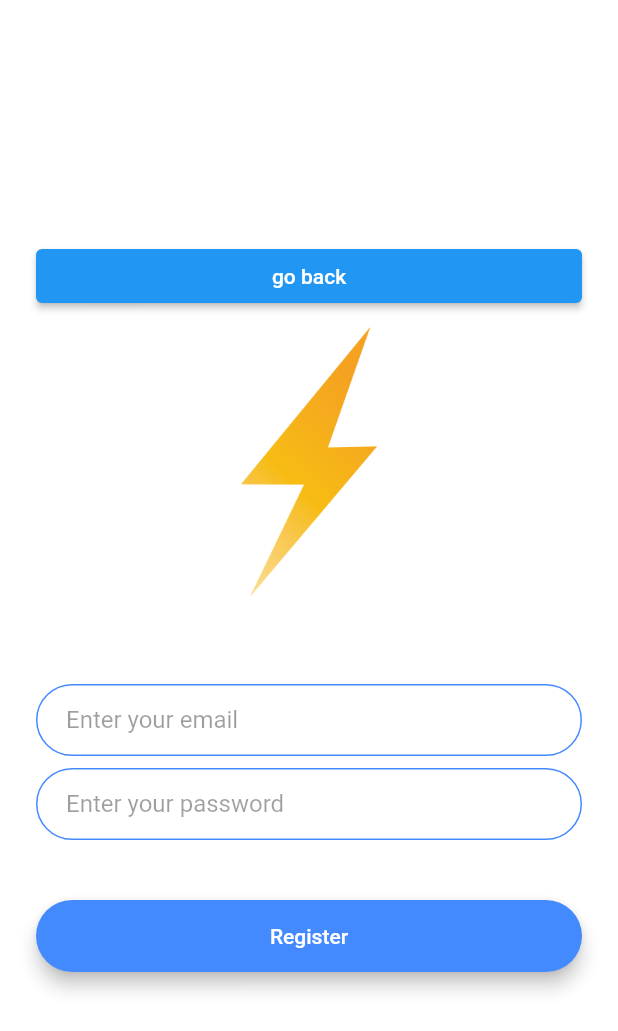
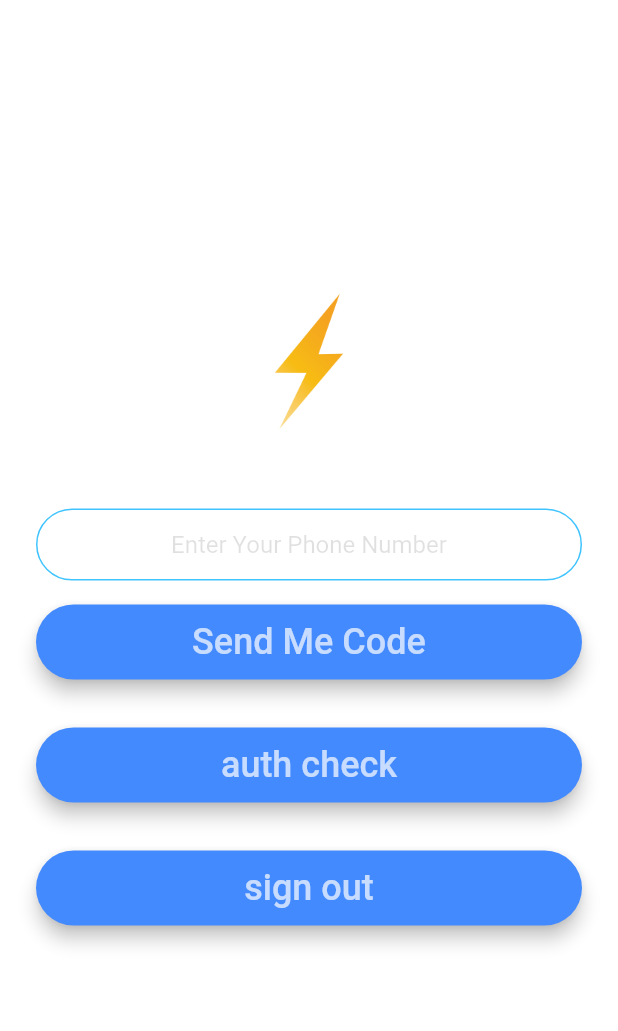
Before and after one commit to armaganp/flash-chat-flutter, a Flutter app: the screen it shows after launch, after a tap on "Register", on a phone screen of 412 x 824 dp. Shown: the top 1031 px of the screen. Run offline on Flutter 3.47's test engine with Material 2 defaults, Android fonts, the phone set to English and light mode, and no system bars; our stand-ins replace animated_text_kit, cloud_firestore, firebase_auth, firebase_core; accounts and stored records are empty.

```diff
--- /dev/null
+++ b/lib/components/buttons.dart
@@ -0,0 +1,35 @@
+import 'package:flash_chat/constants.dart';
+import 'package:flutter/material.dart';
+
+class Cbutton extends StatelessWidget {
+  final Color vColor;
+  final Function fPressed;
+  final String vText;
+  Cbutton({
+    this.vColor = Colors.blueAccent,
+    @required this.fPressed,
+    @required this.vText,
+  });
+
+  @override
+  Widget build(BuildContext context) {
+    return Padding(
+      padding: EdgeInsets.symmetric(vertical: 16.0),
+      child: Material(
+        elevation: 5.0,
+        color: vColor,
+        borderRadius: BorderRadius.circular(30.0),
+        child: MaterialButton(
+          onPressed: fPressed,
+          minWidth: 200.0,
+          height: 50.0,
+          textColor: Colors.white70,
+          child: Text(
+            vText,
+            style: kCbuttonTextStyle,
+          ),
+        ),
+      ),
+    );
+  }
+}
--- a/lib/constants.dart
+++ b/lib/constants.dart
@@ -14,6 +14,26 @@ const kMessageTextFieldDecoration = InputDecoration(
 
 const kMessageContainerDecoration = BoxDecoration(
   border: Border(
-    top: BorderSide(color: Colors.lightBlueAccent, width: 2.0),
+    top: BorderSide(color: Colors.lightBlueAccent, width: 2.5),
+    bottom: BorderSide(color: Colors.lightBlueAccent, width: 2.5),
   ),
 );
+const kCbuttonTextStyle = TextStyle(
+  fontSize: 24,
+);
+const kTextFileDecoration = InputDecoration(
+  hintText: null,
+  hintStyle: TextStyle(color: Colors.black12),
+  contentPadding: EdgeInsets.symmetric(vertical: 10.0, horizontal: 20.0),
+  border: OutlineInputBorder(
+    borderRadius: BorderRadius.all(Radius.circular(16.0)),
+  ),
+  enabledBorder: OutlineInputBorder(
+    borderSide: BorderSide(color: Colors.lightBlueAccent, width: 1.0),
+    borderRadius: BorderRadius.all(Radius.circular(32.0)),
+  ),
+  focusedBorder: OutlineInputBorder(
+    borderSide: BorderSide(color: Colors.lightBlueAccent, width: 3.0),
+    borderRadius: BorderRadius.all(Radius.circular(32.0)),
+  ),
+);
--- a/lib/main.dart
+++ b/lib/main.dart
@@ -3,16 +3,30 @@ import 'package:flash_chat/screens/welcome_screen.dart';
 import 'package:flash_chat/screens/login_screen.dart';
 import 'package:flash_chat/screens/registration_screen.dart';
 import 'package:flash_chat/screens/chat_screen.dart';
+import 'package:firebase_core/firebase_core.dart';
 
-void main() => runApp(FlashChat());
+void main() async {
+  WidgetsFlutterBinding.ensureInitialized();
+  try {
+    await Firebase.initializeApp();
+
+    runApp(FlashChat());
+    print('firebase init ok..');
+  } catch (e) {
+    print(e);
+  }
+}
 
 class FlashChat extends StatelessWidget {
   @override
   Widget build(BuildContext context) {
     return MaterialApp(
+        debugShowCheckedModeBanner: false,
         theme: ThemeData.dark().copyWith(
           textTheme: TextTheme(
-            bodyText1: TextStyle(color: Colors.black12),
+            bodyText1: TextStyle(
+              color: Colors.black12,
+            ),
           ),
         ),
         // home: WelcomeScreen(),
--- a/lib/screens/registration_screen.dart
+++ b/lib/screens/registration_screen.dart
@@ -1,4 +1,12 @@
+import 'package:flash_chat/components/buttons.dart';
+import 'package:flash_chat/constants.dart';
+import 'package:flash_chat/screens/chat_screen.dart';
 import 'package:flutter/material.dart';
+import 'package:flutter/services.dart';
+import 'package:flutter/widgets.dart';
+import 'package:firebase_core/firebase_core.dart';
+import 'package:cloud_firestore/cloud_firestore.dart';
+import 'package:firebase_auth/firebase_auth.dart';
 
 class RegistrationScreen extends StatefulWidget {
   static const String page_id = 'registration_screen';
@@ -7,9 +15,100 @@ class RegistrationScreen extends StatefulWidget {
 }
 
 class _RegistrationScreenState extends State<RegistrationScreen> {
+  var phoneNumber;
+  String smsCode;
+  String verificationId;
+  FirebaseAuth _iAuth = FirebaseAuth.instance;
+  dynamic _cancelListener;
+
+  Future<void> verifyPhone(dynamic phoneNumber) async {
+    await _iAuth.verifyPhoneNumber(
+      phoneNumber: phoneNumber,
+      verificationCompleted: (PhoneAuthCredential credential) async {
+        await _iAuth.signInWithCredential(credential);
+      },
+      verificationFailed: (FirebaseAuthException e) {
+        if (e.code == 'invalid-phone-number') {
+          print('phone number is not valid');
+        } else {
+          print('this: $e');
+        }
+      },
+      codeSent: (String verificationId, int resendToken) async {
+        smsCode = await smsDialogBox(context);
+        if (smsCode == null) {
+          showSnackbar('there is no smscode');
+        }
+        PhoneAuthCredential phoneAuthCredential = PhoneAuthProvider.credential(
+          verificationId: verificationId,
+          smsCode: smsCode,
+        );
+
+        await _iAuth.signInWithCredential(phoneAuthCredential);
+        Navigator.pushNamed(context, ChatScreen.page_id);
+      },
+      timeout: const Duration(seconds: 30),
+      codeAutoRetrievalTimeout: (String verificationId) {
+        print('timed out');
+        print(verificationId);
+      },
+    );
+  }
+
+  Future<String> smsDialogBox(BuildContext context) {
+    return showDialog(
+      context: context,
+      builder: (BuildContext context) {
+        return AlertDialog(
+          title: Text(
+            'Enter Sms Code',
+          ),
+          content: Container(
+            height: 100.0,
+            child: Column(
+              children: [
+                TextField(
+                  onChanged: (value) {
+                    smsCode = value;
+                  },
+                ),
+              ],
+            ),
+          ),
+          contentPadding: EdgeInsets.only(left: 32, right: 32),
+          actions: [
+            Center(
+              child: TextButton(
+                onPressed: () {
+                  Navigator.of(context).pop(smsCode);
+                },
+                child: Text('OK'),
+              ),
+            )
+          ],
+        );
+      },
+    );
+  }
+
+  showSnackbar(String msg) {
+    ScaffoldMessenger.of(context).showSnackBar(SnackBar(
+      content: Text(msg),
+      action: SnackBarAction(
+        textColor: Colors.amber,
+        label: 'message',
+        onPressed: () {},
+      ),
+      backgroundColor: Colors.lightBlueAccent,
+      behavior: SnackBarBehavior.fixed,
+      duration: Duration(seconds: 1),
+    ));
+  }
+
   @override
   Widget build(BuildContext context) {
     return Scaffold(
+      resizeToAvoidBottomInset: false,
       backgroundColor: Colors.white,
       body: Padding(
         padding: EdgeInsets.symmetric(horizontal: 24.0),
@@ -17,87 +116,58 @@ class _RegistrationScreenState extends State<RegistrationScreen> {
           mainAxisAlignment: MainAxisAlignment.center,
           crossAxisAlignment: CrossAxisAlignment.stretch,
           children: <Widget>[
-            ElevatedButton(
-              onPressed: () {
-                Navigator.pop(context);
-              },
-              child: Text('go back'),
-            ),
-            Container(
-              height: 200.0,
-              child: Image.asset('images/logo.png'),
+            Hero(
+              tag: 'logo',
+              child: Container(
+                height: 100.0,
+                child: Image.asset('images/logo.png'),
+              ),
             ),
             SizedBox(
               height: 48.0,
             ),
             TextField(
+              textAlign: TextAlign.center,
+              keyboardType: TextInputType.phone,
+              inputFormatters: <TextInputFormatter>[
+                FilteringTextInputFormatter.digitsOnly,
+              ],
+              style: TextStyle(color: Colors.black87),
               onChanged: (value) {
+                phoneNumber = '+90$value';
                 //Do something with the user input.
               },
-              decoration: InputDecoration(
-                hintText: 'Enter your email',
-                hintStyle: TextStyle(color: Colors.black38),
-                contentPadding:
-                    EdgeInsets.symmetric(vertical: 10.0, horizontal: 20.0),
-                border: OutlineInputBorder(
-                  borderRadius: BorderRadius.all(Radius.circular(32.0)),
-                ),
-                enabledBorder: OutlineInputBorder(
-                  borderSide: BorderSide(color: Colors.blueAccent, width: 1.0),
-                  borderRadius: BorderRadius.all(Radius.circular(32.0)),
-                ),
-                focusedBorder: OutlineInputBorder(
-                  borderSide: BorderSide(color: Colors.blueAccent, width: 2.0),
-                  borderRadius: BorderRadius.all(Radius.circular(32.0)),
-                ),
-              ),
+              decoration: kTextFileDecoration.copyWith(
+                  hintText: 'Enter Your Phone Number'),
             ),
-            SizedBox(
-              height: 8.0,
+            Cbutton(
+              vColor: Colors.blueAccent,
+              vText: 'Send Me Code',
+              fPressed: () {
+                verifyPhone(phoneNumber);
+              },
             ),
-            TextField(
-              onChanged: (value) {
-                //Do something with the user input.
+            Cbutton(
+              vColor: Colors.blueAccent,
+              vText: 'auth check',
+              fPressed: () {
+                _cancelListener = _iAuth.authStateChanges().listen((User user) {
+                  if (user == null) {
+                    showSnackbar('signed out');
+                  } else {
+                    showSnackbar(user.uid);
+                  }
+                });
               },
-              decoration: InputDecoration(
-                hintText: 'Enter your password',
-                hintStyle: TextStyle(color: Colors.black38),
-                contentPadding:
-                    EdgeInsets.symmetric(vertical: 10.0, horizontal: 20.0),
-                border: OutlineInputBorder(
-                  borderRadius: BorderRadius.all(Radius.circular(32.0)),
-                ),
-                enabledBorder: OutlineInputBorder(
-                  borderSide: BorderSide(color: Colors.blueAccent, width: 1.0),
-                  borderRadius: BorderRadius.all(Radius.circular(32.0)),
-                ),
-                focusedBorder: OutlineInputBorder(
-                  borderSide: BorderSide(color: Colors.blueAccent, width: 2.0),
-                  borderRadius: BorderRadius.all(Radius.circular(32.0)),
-                ),
-              ),
             ),
-            SizedBox(
-              height: 24.0,
-            ),
-            Padding(
-              padding: EdgeInsets.symmetric(vertical: 16.0),
-              child: Material(
-                color: Colors.blueAccent,
-                borderRadius: BorderRadius.all(Radius.circular(30.0)),
-                elevation: 5.0,
-                child: MaterialButton(
-                  onPressed: () {
-                    //Implement registration functionality.
-                  },
-                  minWidth: 200.0,
-                  height: 42.0,
-                  child: Text(
-                    'Register',
-                    style: TextStyle(color: Colors.white),
-                  ),
-                ),
-              ),
+            Cbutton(
+              vColor: Colors.blueAccent,
+              vText: 'sign out',
+              fPressed: () async {
+                showSnackbar('signed out');
+                _cancelListener();
+                await _iAuth.signOut();
+              },
             ),
           ],
         ),
--- a/lib/screens/welcome_screen.dart
+++ b/lib/screens/welcome_screen.dart
@@ -1,6 +1,11 @@
 import 'package:flash_chat/screens/login_screen.dart';
 import 'package:flash_chat/screens/registration_screen.dart';
 import 'package:flutter/material.dart';
+import 'package:animated_text_kit/animated_text_kit.dart';
+import 'package:firebase_auth/firebase_auth.dart';
+import 'chat_screen.dart';
+
+import 'package:flash_chat/components/buttons.dart';
 
 class WelcomeScreen extends StatefulWidget {
   static const String page_id = 'welcome_screen';
@@ -8,80 +13,87 @@ class WelcomeScreen extends StatefulWidget {
   _WelcomeScreenState createState() => _WelcomeScreenState();
 }
 
-class _WelcomeScreenState extends State<WelcomeScreen> {
+class _WelcomeScreenState extends State<WelcomeScreen>
+    with SingleTickerProviderStateMixin {
+  AnimationController controller;
+  dynamic _cancelListener;
+  @override
+  void initState() {
+    super.initState();
+    _cancelListener =
+        FirebaseAuth.instance.authStateChanges().listen((User user) {
+      if (user == null) {
+        print('signet out');
+      } else {
+        print(user.uid);
+        Navigator.pushNamed(context, ChatScreen.page_id);
+      }
+    });
+    controller = AnimationController(
+        duration: Duration(seconds: 1), vsync: this, upperBound: 100.0);
+    controller.forward();
+    controller.addListener(() {
+      setState(() {
+        controller.value;
+      });
+    });
+  }
+
+  @override
+  void dispose() {
+    super.dispose();
+    _cancelListener();
+  }
+
   @override
   Widget build(BuildContext context) {
     return Scaffold(
-      backgroundColor: Colors.white,
-      body: Padding(
-        padding: EdgeInsets.symmetric(horizontal: 24.0),
+      backgroundColor: Colors.white.withOpacity(0.9),
+      body: SafeArea(
+        child: Padding(
+          padding: EdgeInsets.symmetric(vertical: 8, horizontal: 24),
           child: Column(
             mainAxisAlignment: MainAxisAlignment.center,
             crossAxisAlignment: CrossAxisAlignment.stretch,
             children: <Widget>[
               Row(
                 children: <Widget>[
-                Container(
+                  Hero(
+                    tag: 'logo',
+                    child: Container(
                       child: Image.asset('images/logo.png'),
-                  height: 60.0,
+                      height: controller.value,
                     ),
-                Text(
-                  'Flash Chat',
-                  style: TextStyle(
-                      fontSize: 45.0,
+                  ),
+                  TypewriterAnimatedTextKit(
+                    text: ['Anibal Chat'],
+                    speed: Duration(milliseconds: 150),
+                    textStyle: TextStyle(
+                        fontSize: 30.0,
                         fontWeight: FontWeight.w900,
                         color: Colors.black45),
                   ),
                 ],
               ),
               SizedBox(
-              height: 48.0,
+                height: 32.0,
               ),
-            Padding(
-              padding: EdgeInsets.symmetric(vertical: 16.0),
-              child: Material(
-                elevation: 5.0,
-                color: Colors.lightBlueAccent,
-                borderRadius: BorderRadius.circular(30.0),
-                child: MaterialButton(
-                  onPressed: () {
-                    //Go to login screen.
+              Cbutton(
+                vColor: Colors.lightBlueAccent,
+                vText: 'Log In',
+                fPressed: () {
                   Navigator.pushNamed(context, LoginScreen.page_id);
                 },
-                  minWidth: 200.0,
-                  height: 42.0,
-                  child: Text(
-                    'Log In',
-                    style: TextStyle(
-                      fontSize: 20.0,
               ),
-                  ),
-                ),
-              ),
-            ),
-            Padding(
-              padding: EdgeInsets.symmetric(vertical: 16.0),
-              child: Material(
-                color: Colors.blueAccent,
-                borderRadius: BorderRadius.circular(30.0),
-                elevation: 5.0,
-                child: MaterialButton(
-                  onPressed: () {
-                    //Go to registration screen.
+              Cbutton(
+                vColor: Colors.blueAccent,
+                vText: 'Register',
+                fPressed: () {
                   Navigator.pushNamed(context, RegistrationScreen.page_id);
                 },
-                  minWidth: 200.0,
-                  height: 42.0,
-                  child: Text(
-                    'Register',
-                    style: TextStyle(
-                      fontSize: 20.0,
-                    ),
-                  ),
-                ),
-              ),
               ),
             ],
+          ),
         ),
       ),
     );
--- a/pubspec.yaml
+++ b/pubspec.yaml
@@ -11,6 +11,10 @@ dependencies:
     sdk: flutter
 
   cupertino_icons: ^0.1.2
+  animated_text_kit: ^3.1.0
+  firebase_core: ^0.7.0
+  firebase_auth: ^0.20.0+1
+  cloud_firestore: ^0.16.0
 
 dev_dependencies:
   flutter_test:
```
Also changed, not shown: lib/screens/chat_screen.dart (+8 -2 lines), lib/screens/login_screen.dart (+36 -62 lines), pubspec.lock, 5 other files. Lines whose indentation alone changed are shown as unchanged.
